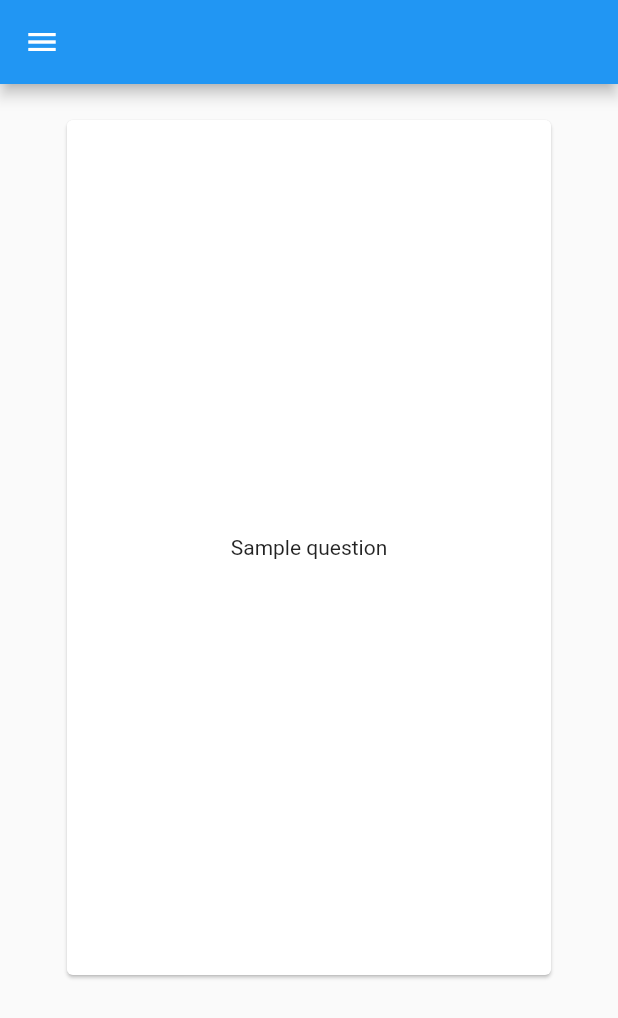
After one commit to WarkahScott/bayda_bible_bowl, a Flutter app: the Study screen opened by its route, after a tap on "Press for sample flashcards", on a phone screen of 412 x 824 dp. The commit adds this screen. Shown: the top 1018 px of the screen. Run offline on Flutter 3.47's test engine with Material 2 defaults, Android fonts, the phone set to English and light mode, and no system bars; drawn by our look-alikes of carousel_slider, flip_card; our stand-ins replace flutter_slidable, moor, moor_flutter; generated files the repository leaves out were written again.

Commit message:
Added flashcard samples

```diff
--- /dev/null
+++ b/lib/screens/study/flashcard_screen.dart
@@ -0,0 +1,65 @@
+import 'package:bayda_bible_bowl/utils/menu.dart';
+import 'package:carousel_slider/carousel_slider.dart';
+import 'package:flip_card/flip_card.dart';
+import 'package:flutter/material.dart';
+
+class Flashcards extends StatelessWidget {
+
+  Flashcards(this.num);
+  final int num;
+
+  @override
+  Widget build(BuildContext context) {
+    return Scaffold(
+      appBar: AppBar(),
+      drawer: Menu(),
+      body: Center(
+        child: Column(
+          children: <Widget>[
+            CarouselSlider(
+                aspectRatio: 1.4,
+                viewportFraction: .9,
+                enableInfiniteScroll: false,
+                height: MediaQuery.of(context).size.height * .75,
+                items: List<CardData>.generate(num, (i) => CardData())
+            ),
+          ],
+        ),
+      ),
+    );
+  }
+}
+
+class CardData extends StatelessWidget{
+  @override
+  Widget build(BuildContext context) {
+
+    double width = MediaQuery.of(context).size.width * .9;
+    double height = width * 1.4;
+    double padV = 20;
+    double padH = 20;
+
+    return FlipCard(
+      front: Container(
+          padding: EdgeInsets.symmetric(horizontal: padH, vertical: padV),
+          width: width,
+          height: height,
+          child: Card(
+            child: Center(
+                child: Text("Sample question")
+            ),
+          )
+      ),
+      back: Container(
+          padding: EdgeInsets.symmetric(horizontal: padH, vertical: padV),
+          width: width,
+          height: height,
+          child: Card(
+            child: Center(
+                child: Text("Sample answer")
+            ),
+          )
+      ),
+    );
+  }
+}
--- /dev/null
+++ b/lib/screens/study/study_screen.dart
@@ -0,0 +1,28 @@
+import 'package:bayda_bible_bowl/screens/study/flashcard_screen.dart';
+import 'package:bayda_bible_bowl/utils/menu.dart';
+import 'package:flutter/material.dart';
+
+class Study extends StatelessWidget {
+  @override
+  Widget build(BuildContext context) {
+    return Scaffold(
+      appBar: AppBar(
+        title: Text("Study"),
+      ),
+      drawer: Menu(),
+      body: Center(
+        child: Column(
+          mainAxisAlignment: MainAxisAlignment.center,
+          crossAxisAlignment: CrossAxisAlignment.center,
+          children: <Widget>[
+            FlatButton.icon(
+              icon: Icon(Icons.assignment),
+              label: Text("Press for sample flashcards"),
+              onPressed:() => Navigator.push(context, MaterialPageRoute(builder: (context) => Flashcards(5))),
+            ),
+          ],
+        ),
+      ),
+    );
+  }
+}
--- a/lib/screens/study_screen.dart
+++ /dev/null
@@ -1,37 +0,0 @@
-import 'package:bayda_bible_bowl/utils/menu.dart';
-import 'package:carousel_slider/carousel_slider.dart';
-import 'package:flip_card/flip_card.dart';
-import 'package:flutter/material.dart';
-
-class Study extends StatelessWidget {
-  @override
-  Widget build(BuildContext context) {
-    return Scaffold(
-      appBar: AppBar(
-        title: Text('Study'),
-      ),
-      drawer: Menu(),
-      body: Center(
-        child: Column(
-          mainAxisSize: MainAxisSize.min,
-          children: <Widget>[
-            CarouselSlider(
-              enableInfiniteScroll: false,
-              height: MediaQuery.of(context).size.height * .8,
-              items: List<FlipCard>.generate(10, (i) {return FlipCard(
-                front: Container(
-                    decoration: BoxDecoration(/*color: Colors.black12, */shape: BoxShape.rectangle,/* borderRadius: BorderRadius.circular(10)*/),
-                    width: MediaQuery.of(context).size.width * .8,
-                    child: Card(child: Text("Sample question"))),
-                back: Container(
-                    decoration: BoxDecoration(/*color: Colors.black12,*/ shape: BoxShape.rectangle,/* borderRadius: BorderRadius.circular(10)*/),
-                    width: MediaQuery.of(context).size.width * .8,
-                    child: Card(child: Text("Sample question"))),
-              );})
-            ),
-          ],
-        ),
-      ),
-    );
-  }
-}
--- a/lib/utils/route_generator.dart
+++ b/lib/utils/route_generator.dart
@@ -3,7 +3,7 @@ import 'package:bayda_bible_bowl/screens/all_questions_screen.dart';
 import 'package:bayda_bible_bowl/screens/home_screen.dart';
 import 'package:bayda_bible_bowl/screens/new_question/new_question_screen.dart';
 import 'package:bayda_bible_bowl/screens/prepare_screen.dart';
-import 'package:bayda_bible_bowl/screens/study_screen.dart';
+import 'package:bayda_bible_bowl/screens/study/study_screen.dart';
 import 'package:flutter/material.dart';
 
 class RouteGenerator {
--- a/pubspec.yaml
+++ b/pubspec.yaml
@@ -11,7 +11,7 @@ description: A BAYDA Bible Bowl study companion.
 # In iOS, build-name is used as CFBundleShortVersionString while build-number used as CFBundleVersion.
 # Read more about iOS versioning at
 # https://developer.apple.com/library/archive/documentation/General/Reference/InfoPlistKeyReference/Articles/CoreFoundationKeys.html
-version: 0.1.0+11
+version: 0.1.1+12
 
 environment:
   sdk: ">=2.2.0 <3.0.0"
```
